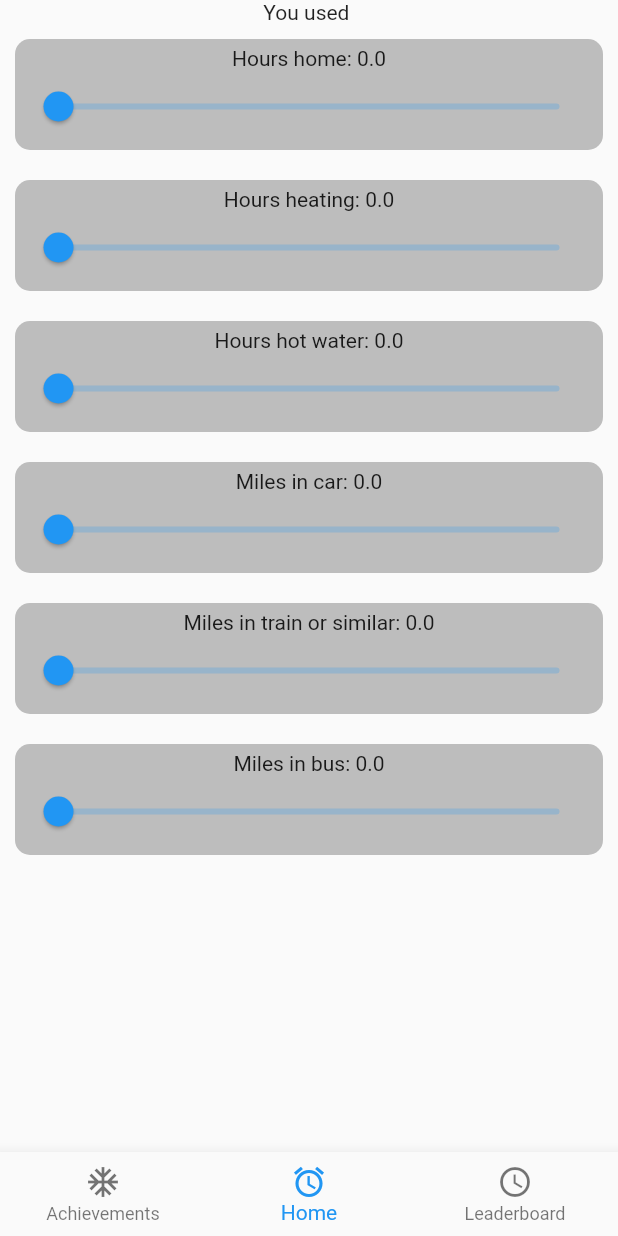
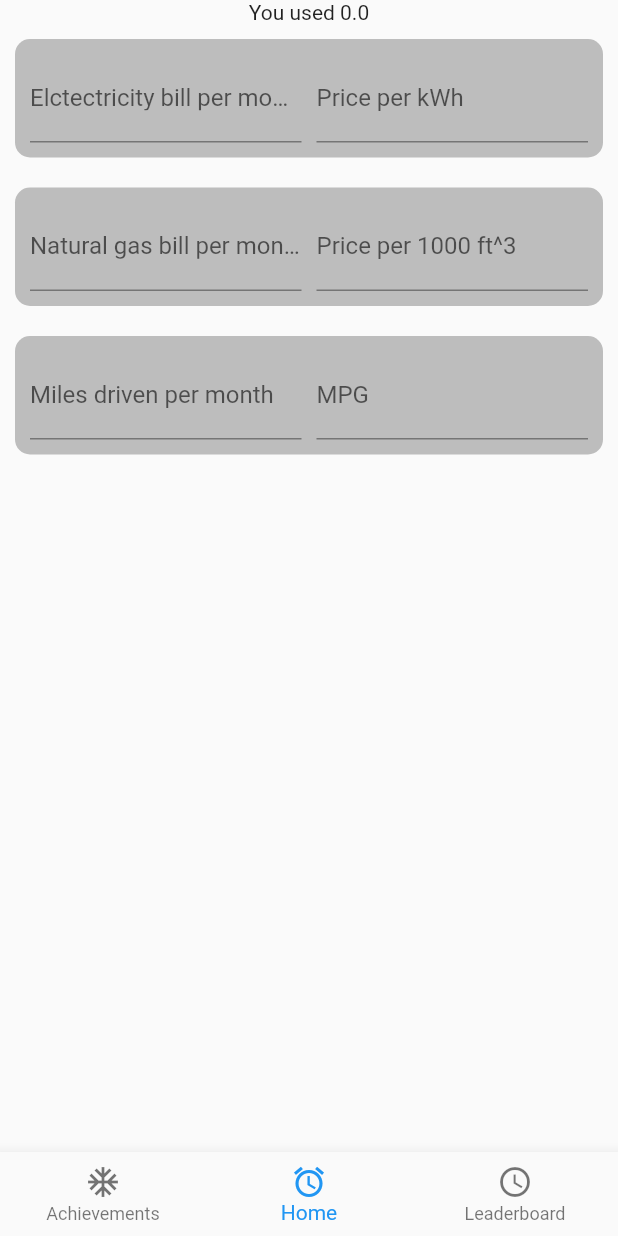
Before and after one commit to akshatdotcom/EarthxHack2020, a Flutter app: the screen it shows after launch, on a phone screen of 412 x 824 dp. Run offline on Flutter 3.47's test engine with Material 2 defaults, Android fonts, the phone set to English and light mode, and no system bars.

Commit message:
changed scroll to text input

```diff
--- a/Flutter/lib/home.dart
+++ b/Flutter/lib/home.dart
@@ -1,4 +1,7 @@
 import 'package:flutter/material.dart';
+import 'package:flutter/services.dart';
+
+//final textEditingController = TextEditingController();
 
 class HomePage extends StatefulWidget {
   @override
@@ -6,21 +9,25 @@ class HomePage extends StatefulWidget {
 }
 
 class _HomePageState extends State<HomePage> {
-  double calculateCF(double home, double heat, double car, double train, double bus) {
-    return (2*home*1.37*0.033);
+  double cf = 0.0;
+
+  double calculateCF(double aElectric, double pElectric, double aNG, double pNG,
+      double aCar, pCar) {
+    return ((aElectric / pElectric) * 1.37) +
+        ((aNG / pNG) * 120.61) +
+        ((aCar / pCar) * 19.4 * (100 / 95));
   }
+
   @override
   Widget build(BuildContext context) {
     return Container(
       child: Column(
         children: <Widget>[
-          Text('You used '),
-          InputContainer("Hours home: ", 5.0),
-          InputContainer("Hours heating: ", 5.0),
-          InputContainer("Hours hot water: ", 5.0),
-          InputContainer("Miles in car: ", 5.0),
-          InputContainer("Miles in train or similar: ", 5.0),
-          InputContainer("Miles in bus: ", 5.0),
+          Text('You used ' + cf.toString()),
+          InputContainerHouse("Elctectricity bill per month", "Price per kWh", this),
+          InputContainerHouse(
+              "Natural gas bill per month", "Price per 1000 ft^3", this),
+          InputContainerHouse("Miles driven per month", "MPG", this),
         ],
       ),
     );
@@ -64,3 +71,63 @@ class _InputContainerState extends State<InputContainer> {
     );
   }
 }
+
+class InputContainerHouse extends StatefulWidget {
+  final String title;
+  final String units;
+  final _HomePageState parent;
+  InputContainerHouse(this.title, this.units, this.parent);
+
+  @override
+  _InputContainerHouseState createState() => _InputContainerHouseState();
+}
+
+class _InputContainerHouseState extends State<InputContainerHouse> {
+  void updateCF(String input) {
+    widget.parent.setState(() {
+      widget.parent.cf = double.parse(input);
+    });
+  }
+  @override
+  Widget build(BuildContext context) {
+    return Container(
+      margin: EdgeInsets.all(10),
+      padding: EdgeInsets.all(10),
+      decoration: BoxDecoration(
+        color: Colors.grey[400],
+        borderRadius: BorderRadius.circular(10),
+      ),
+      child: Row(
+        children: <Widget>[
+          Expanded(
+            child: TextField(
+              //controller: textEditingController,
+              decoration: InputDecoration(
+                labelText: (widget.title),
+              ),
+              keyboardType: TextInputType.number,
+              inputFormatters: <TextInputFormatter>[
+                WhitelistingTextInputFormatter.digitsOnly
+              ],
+              onSubmitted: updateCF,
+            ),
+          ),
+          SizedBox(
+            width: 10,
+          ),
+          Expanded(
+            child: TextField(
+              decoration: InputDecoration(
+                labelText: (widget.units),
+              ),
+              keyboardType: TextInputType.number,
+              inputFormatters: <TextInputFormatter>[
+                WhitelistingTextInputFormatter.digitsOnly
+              ],
+            ),
+          ),
+        ],
+      ),
+    );
+  }
+}
```
